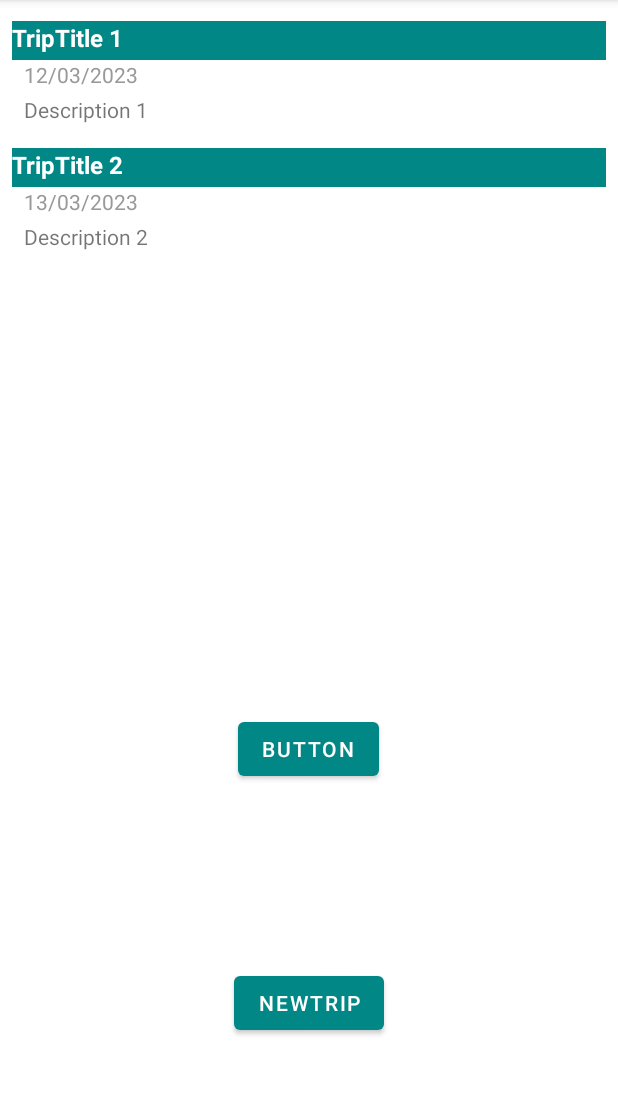
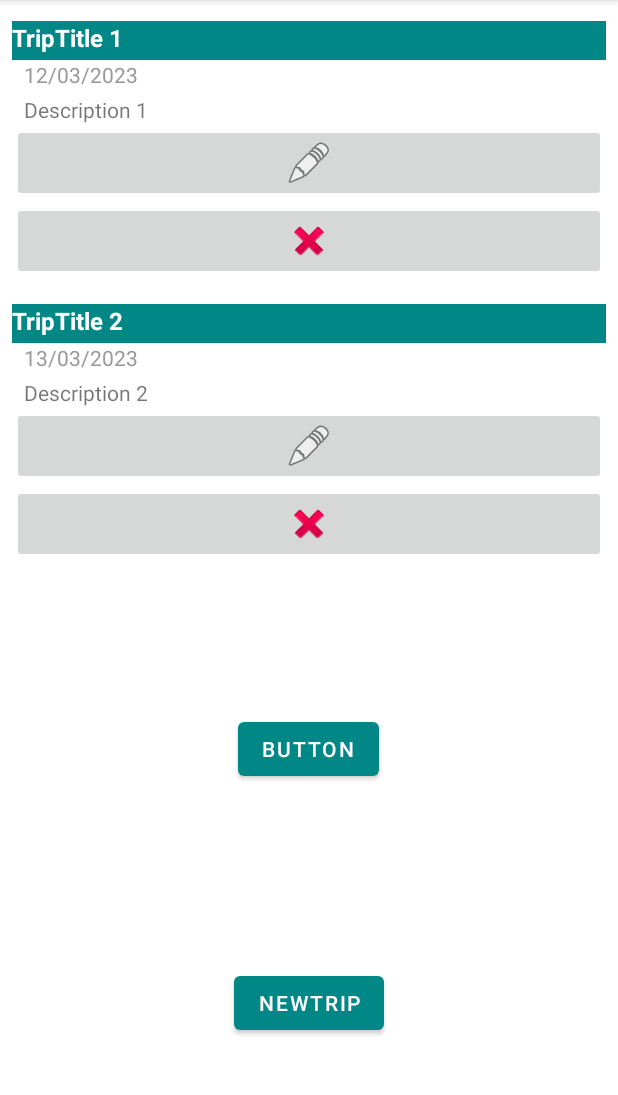
Before and after one commit to eliasdewan/Android-app-TripPlan-Create-photo-log, an Android app: the screen it shows after launch (MainActivity), after a tap on "TripTitle 1", on a phone screen of 412 x 824 dp, the part 84-1179 px from its top. Run offline under Robolectric (Android 15) with nearby library versions, the phone set to English and light mode, and no system bars.

Commit message:
delete from trip list added

```diff
--- a/app/src/main/java/com/example/tripplan/MainActivity.java
+++ b/app/src/main/java/com/example/tripplan/MainActivity.java
@@ -14,7 +14,7 @@ import android.widget.Toast;
 import java.util.ArrayList;
 import java.util.List;
 
-public class MainActivity extends AppCompatActivity {
+public class MainActivity extends AppCompatActivity implements TripItemClickListener {
 
     Button begin;
     RecyclerView recyclerView;
@@ -34,15 +34,16 @@ public class MainActivity extends AppCompatActivity {
         tripList.add(new Trip("TripTitle 2", "Description 2", "13/03/2023"));
 
         begin = findViewById(R.id.begin);
-        recyclerView =  findViewById(R.id.recycler_view);
+        recyclerView = findViewById(R.id.recycler_view);
         recyclerView.setLayoutManager(new LinearLayoutManager(this));
-        tripAdapter  = new TripAdapter (tripList);
+        tripAdapter = new TripAdapter(tripList, this);
         recyclerView.setAdapter(tripAdapter);
+
 
         begin.setOnClickListener(new View.OnClickListener() { // suggested to convert to lambda
             @Override
             public void onClick(View v) {
-                Intent tripsScreen = new Intent(MainActivity.this,TaskList.class);
+                Intent tripsScreen = new Intent(MainActivity.this, TaskList.class);
                 //startActivity(tripsScreen);
                 startActivityForResult(tripsScreen, REQUEST_CODE);
             }
@@ -57,13 +58,25 @@ public class MainActivity extends AppCompatActivity {
             Toast.makeText(this, result, Toast.LENGTH_SHORT).show();
             //tripList.add(new Trip("TripTitle 1", "Description 1", "12/03/2023"));
             tripList.add(new Trip(data.getStringExtra("title"), data.getStringExtra("description"), data.getStringExtra("date")));
-            Log.w("Listproject",data.getStringExtra("title")+"< none");
-            Log.w("Listproject",data.getStringExtra("description")+"< none");
-            Log.w("Listproject",data.getStringExtra("date")+"< none");
-            tripAdapter.notifyItemInserted(tripList.size()-1);
+            Log.w("Listproject", data.getStringExtra("title") + "< none");
+            Log.w("Listproject", data.getStringExtra("description") + "< none");
+            Log.w("Listproject", data.getStringExtra("date") + "< none");
+            tripAdapter.notifyItemInserted(tripList.size() - 1);
 
 
         }
     }
 
+    @Override
+    public void onMyTripDeleted(int position) {
+        tripList.remove(position);
+        tripAdapter.notifyItemRemoved(position);
+        Log.w("Removetrip", "Trip removed");
+    }
+
+    @Override
+    public void onMyTripEdited(int position) {
+        Log.w("Edit trip", "Trip to edit");
+        // handle
+    }
 }
--- a/app/src/main/java/com/example/tripplan/TaskList.java
+++ b/app/src/main/java/com/example/tripplan/TaskList.java
@@ -65,8 +65,6 @@ public class TaskList extends AppCompatActivity {
 
 
 
-
-
     }
 
     private void openImagePicker() {
--- a/app/src/main/java/com/example/tripplan/Trip.java
+++ b/app/src/main/java/com/example/tripplan/Trip.java
@@ -1,10 +1,13 @@
 package com.example.tripplan;
+
+import android.net.Uri;
 
 public class Trip {
 
     private String title;
     private String Description;
     private String ReminderDate;
+    private Uri imageUri;
 
     public Trip(String title, String description, String reminderDate) {
         this.title = title;
@@ -36,4 +39,11 @@ public class Trip {
         ReminderDate = reminderDate;
     }
 
+    public Uri getImageUri() {
+        return imageUri;
+    }
+
+    public void setImageUri(Uri imageUri) {
+        this.imageUri = imageUri;
+    }
 }
--- a/app/src/main/java/com/example/tripplan/TripAdapter.java
+++ b/app/src/main/java/com/example/tripplan/TripAdapter.java
@@ -4,6 +4,7 @@ import android.util.Log;
 import android.view.LayoutInflater;
 import android.view.View;
 import android.view.ViewGroup;
+import android.widget.ImageButton;
 import android.widget.TextView;
 
 import androidx.recyclerview.widget.RecyclerView;
@@ -11,10 +12,13 @@ import androidx.recyclerview.widget.RecyclerView;
 import java.util.List;
 
 public class TripAdapter extends RecyclerView.Adapter<TripAdapter.ViewHolder> {
+
+    private TripItemClickListener aListener;
     private List<Trip> tripList;
 
-    public TripAdapter(List<Trip> tripList) {
+    public TripAdapter(List<Trip> tripList ,TripItemClickListener listener) {
         this.tripList = tripList;
+        aListener = listener ;
     }
 
     @Override
@@ -34,13 +38,17 @@ public class TripAdapter extends RecyclerView.Adapter<TripAdapter.ViewHolder> {
         holder.titleTextView.setText(trip.getTitle());
         holder.descriptionTextView.setText(trip.getDescription());
         holder.reminderTextView.setText(trip.getReminderDate());
+        holder.bind(position,aListener);
     }
 
     public static class ViewHolder extends RecyclerView.ViewHolder {
 
-        TextView titleTextView;
-        TextView descriptionTextView;
-        TextView reminderTextView;
+        public TextView titleTextView;
+       public TextView descriptionTextView;
+        public TextView reminderTextView;
+       public ImageButton editButton;
+        public ImageButton deleteButton;
+
 
         public ViewHolder(View tripView) {
             super(tripView);
@@ -48,6 +56,8 @@ public class TripAdapter extends RecyclerView.Adapter<TripAdapter.ViewHolder> {
             titleTextView = tripView.findViewById(R.id.title_text_view);
             descriptionTextView = tripView.findViewById(R.id.description_text_view);
             reminderTextView = tripView.findViewById(R.id.reminder_text_view);
+            editButton = tripView.findViewById(R.id.editButton);
+            deleteButton = tripView.findViewById(R.id.deleteButton);
 
             tripView.setOnClickListener(new View.OnClickListener() {
                 @Override
@@ -57,10 +67,44 @@ public class TripAdapter extends RecyclerView.Adapter<TripAdapter.ViewHolder> {
                     Log.d("click","position" + position);
                     if (position != RecyclerView.NO_POSITION){
                         Log.d("click","after position");
+                    }
+                }
+            });
+        }
+
+        public void bind(int position, TripItemClickListener listener){
+            Log.w("Class run", "Bind class running");
+            editButton.setOnClickListener(new View.OnClickListener() {
+                @Override
+                public void onClick(View view) {
+                    Log.d("click","click pre position EDIT");
+                    int position = getAdapterPosition();
+                    Log.d("click","position" + position);
+                    if (position != RecyclerView.NO_POSITION){
+                        Log.d("click","after position");
+
+                        // TO CALL EDIT IN MAIN AND IMPLEMENT
+                        listener.onMyTripEdited(position);
+                    }
+                }
+            });
+            deleteButton.setOnClickListener(new View.OnClickListener() {
+                @Override
+                public void onClick(View view) {
+                    Log.d("click","click pre position Delete");
+                    int position = getAdapterPosition();
+                    Log.d("click","position" + position);
+                    if (position != RecyclerView.NO_POSITION){
+                        Log.d("click","after position");
+
+                        // TO CALL DELETE IN MAIN AND IMPLEMENT
+                        listener.onMyTripDeleted(position);
 
                     }
                 }
             });
         }
     }
+
+
 }
--- /dev/null
+++ b/app/src/main/java/com/example/tripplan/TripItemClickListener.java
@@ -0,0 +1,6 @@
+package com.example.tripplan;
+
+public interface TripItemClickListener {
+    void onMyTripDeleted(int position);
+    void onMyTripEdited(int position);
+}
--- a/app/src/main/res/layout/trips_layout.xml
+++ b/app/src/main/res/layout/trips_layout.xml
@@ -1,5 +1,7 @@
 <?xml version="1.0" encoding="utf-8"?>
 <LinearLayout xmlns:android="http://schemas.android.com/apk/res/android"
+    xmlns:app="http://schemas.android.com/apk/res-auto"
+    xmlns:tools="http://schemas.android.com/tools"
     android:layout_width="match_parent"
     android:layout_height="wrap_content"
     android:orientation="vertical"
@@ -14,6 +16,13 @@
         android:paddingBottom="4dp"
         android:textSize="16sp"
         android:textStyle="bold" />
+
+
+    <ImageView
+        android:id="@+id/tripImage"
+        android:layout_width="match_parent"
+        android:layout_height="wrap_content"
+        tools:srcCompat="@tools:sample/avatars" />
 
     <TextView
         android:id="@+id/reminder_text_view"
@@ -31,4 +40,18 @@
         android:paddingEnd="8dp"
         android:paddingTop="4dp" />
 
+    <ImageButton
+        android:id="@+id/editButton"
+        android:layout_width="match_parent"
+        android:layout_height="wrap_content"
+        app:srcCompat="@android:drawable/ic_menu_edit"
+        android:contentDescription="Button that edits from list"/>
+
+    <ImageButton
+        android:id="@+id/deleteButton"
+        android:layout_width="match_parent"
+        android:layout_height="wrap_content"
+        app:srcCompat="@android:drawable/ic_delete"
+    android:contentDescription="Button that deletes from list"/>
+
 </LinearLayout>
```
